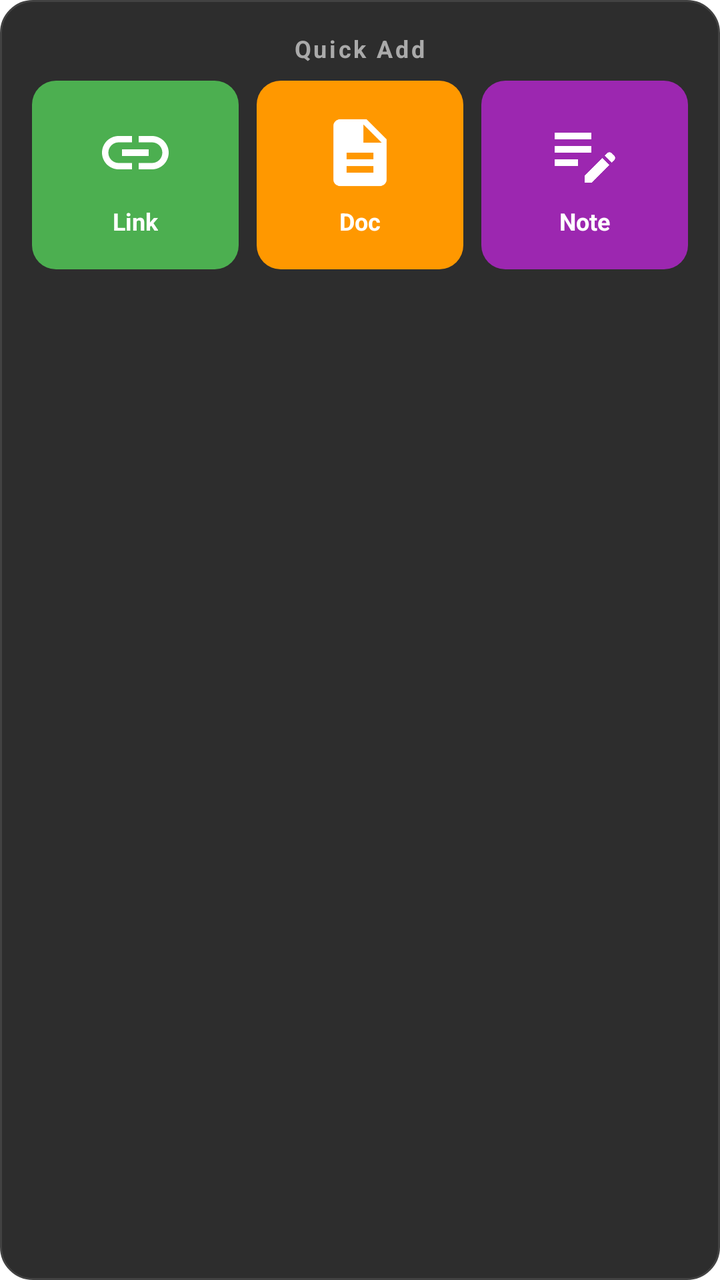
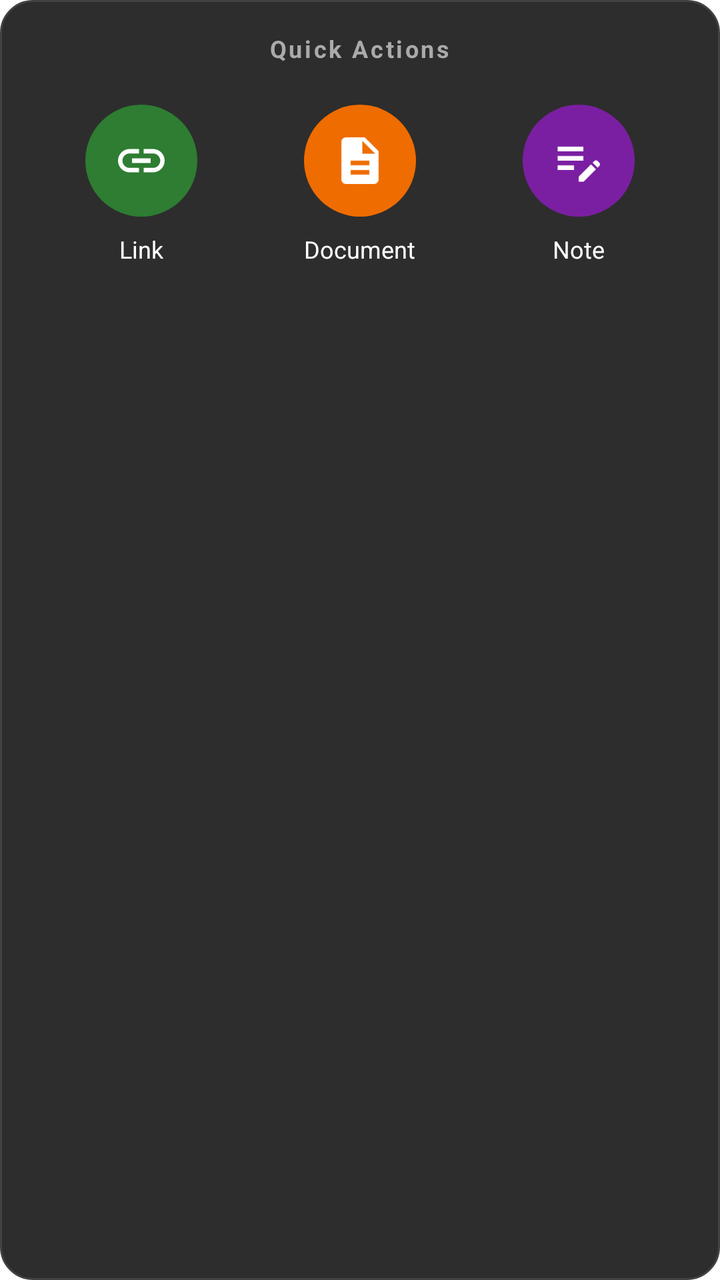

The first picture is an Android layout as it rendered before a commit; the second is the same layout after the commit. The layout source and the unified diff follow.
<!-- AndroidManifest.xml: fallback theme Theme.MaterialComponents.DayNight.NoActionBar -->
<!-- res/layout/quick_add_widget.xml -->
<?xml version="1.0" encoding="utf-8"?>
<RelativeLayout xmlns:android="http://schemas.android.com/apk/res/android"
    android:layout_width="match_parent"
    android:layout_height="match_parent"
    android:background="@drawable/widget_background"
    android:padding="16dp">

    
    <TextView
        android:id="@+id/widget_title"
        android:layout_width="wrap_content"
        android:layout_height="wrap_content"
        android:layout_centerHorizontal="true"
        android:text="Quick Add"
        android:textSize="12sp"
        android:textColor="#AAAAAA"
        android:textStyle="bold"
        android:letterSpacing="0.1"
        android:paddingBottom="8dp" />

    
    <LinearLayout
        android:layout_width="match_parent"
        android:layout_height="wrap_content"
        android:layout_below="@id/widget_title"
        android:layout_centerVertical="true"
        android:orientation="horizontal"
        android:gravity="center"
        android:weightSum="3">

        
        <FrameLayout
            android:id="@+id/add_link_button"
            android:layout_width="0dp"
            android:layout_height="wrap_content"
            android:layout_weight="1"
            android:layout_marginEnd="6dp"
            android:background="@drawable/button_card_green"
            android:padding="16dp">
            
            <LinearLayout
                android:layout_width="match_parent"
                android:layout_height="wrap_content"
                android:orientation="vertical"
                android:gravity="center">
                
                <ImageView
                    android:layout_width="40dp"
                    android:layout_height="40dp"
                    android:src="@drawable/ic_link"
                    android:contentDescription="Add Link" />
                
                <TextView
                    android:layout_width="wrap_content"
                    android:layout_height="wrap_content"
                    android:text="Link"
                    android:textSize="12sp"
                    android:textStyle="bold"
                    android:textColor="#FFFFFF"
                    android:paddingTop="6dp" />
            </LinearLayout>
        </FrameLayout>

        
        <FrameLayout
            android:id="@+id/add_document_button"
            android:layout_width="0dp"
            android:layout_height="wrap_content"
            android:layout_weight="1"
            android:layout_marginStart="3dp"
            android:layout_marginEnd="3dp"
            android:background="@drawable/button_card_orange"
            android:padding="16dp">
            
            <LinearLayout
                android:layout_width="match_parent"
                android:layout_height="wrap_content"
                android:orientation="vertical"
                android:gravity="center">
                
                <ImageView
                    android:layout_width="40dp"
                    android:layout_height="40dp"
                    android:src="@drawable/ic_document"
                    android:contentDescription="Add Document" />
                
                <TextView
                    android:layout_width="wrap_content"
                    android:layout_height="wrap_content"
                    android:text="Doc"
                    android:textSize="12sp"
                    android:textStyle="bold"
                    android:textColor="#FFFFFF"
                    android:paddingTop="6dp" />
            </LinearLayout>
        </FrameLayout>

        
        <FrameLayout
            android:id="@+id/add_note_button"
            android:layout_width="0dp"
            android:layout_height="wrap_content"
            android:layout_weight="1"
            android:layout_marginStart="6dp"
            android:background="@drawable/button_card_purple"
            android:padding="16dp">
            
            <LinearLayout
                android:layout_width="match_parent"
                android:layout_height="wrap_content"
                android:orientation="vertical"
                android:gravity="center">
                
                <ImageView
                    android:layout_width="40dp"
                    android:layout_height="40dp"
                    android:src="@drawable/ic_note"
                    android:contentDescription="Add Note" />
                
                <TextView
                    android:layout_width="wrap_content"
                    android:layout_height="wrap_content"
                    android:text="Note"
                    android:textSize="12sp"
                    android:textStyle="bold"
                    android:textColor="#FFFFFF"
                    android:paddingTop="6dp" />
            </LinearLayout>
        </FrameLayout>
    </LinearLayout>
</RelativeLayout>
<!-- resources referenced by this layout -->
<resources>
  <!-- drawable button_card_green (drawable) -->
  <?xml version="1.0" encoding="utf-8"?>
  <shape xmlns:android="http://schemas.android.com/apk/res/android"
      android:shape="rectangle">
      <solid android:color="#4CAF50" />
      <corners android:radius="12dp" />
  </shape>
  <!-- drawable button_card_orange (drawable) -->
  <?xml version="1.0" encoding="utf-8"?>
  <shape xmlns:android="http://schemas.android.com/apk/res/android"
      android:shape="rectangle">
      <solid android:color="#FF9800" />
      <corners android:radius="12dp" />
  </shape>
  <!-- drawable button_card_purple (drawable) -->
  <?xml version="1.0" encoding="utf-8"?>
  <shape xmlns:android="http://schemas.android.com/apk/res/android"
      android:shape="rectangle">
      <solid android:color="#9C27B0" />
      <corners android:radius="12dp" />
  </shape>
  <!-- drawable ic_document (drawable) -->
  <vector xmlns:android="http://schemas.android.com/apk/res/android"
      android:width="24dp"
      android:height="24dp"
      android:viewportWidth="24"
      android:viewportHeight="24"
      android:tint="#FFFFFF">
      <path
          android:fillColor="#FF000000"
          android:pathData="M14,2L6,2c-1.1,0 -1.99,0.9 -1.99,2L4,20c0,1.1 0.89,2 1.99,2L18,22c1.1,0 2,-0.9 2,-2L20,8l-6,-6zM16,18L8,18v-2h8v2zM16,14L8,14v-2h8v2zM13,9L13,3.5L18.5,9L13,9z"/>
  </vector>
  <!-- drawable ic_link (drawable) -->
  <vector xmlns:android="http://schemas.android.com/apk/res/android"
      android:width="24dp"
      android:height="24dp"
      android:viewportWidth="24"
      android:viewportHeight="24"
      android:tint="#FFFFFF">
      <path
          android:fillColor="#FF000000"
          android:pathData="M3.9,12c0,-1.71 1.39,-3.1 3.1,-3.1h4L11,7L7,7c-2.76,0 -5,2.24 -5,5s2.24,5 5,5h4v-1.9L7,15.1c-1.71,0 -3.1,-1.39 -3.1,-3.1zM8,13h8v-2L8,11v2zM17,7h-4v1.9h4c1.71,0 3.1,1.39 3.1,3.1s-1.39,3.1 -3.1,3.1h-4L13,17h4c2.76,0 5,-2.24 5,-5s-2.24,-5 -5,-5z"/>
  </vector>
  <!-- drawable ic_note (drawable) -->
  <vector xmlns:android="http://schemas.android.com/apk/res/android"
      android:width="24dp"
      android:height="24dp"
      android:viewportWidth="24"
      android:viewportHeight="24"
      android:tint="#FFFFFF">
      <path
          android:fillColor="#FF000000"
          android:pathData="M3,10h11v2L3,12zM3,8h11L14,6L3,6zM3,16h7v-2L3,14zM18.01,12.87l0.71,-0.71c0.39,-0.39 1.02,-0.39 1.41,0l0.71,0.71c0.39,0.39 0.39,1.02 0,1.41l-0.71,0.71L18.01,12.87zM17.3,13.58l-5.3,5.3L12,21h2.12l5.3,-5.3L17.3,13.58z"/>
  </vector>
  <!-- drawable widget_background (drawable) -->
  <?xml version="1.0" encoding="utf-8"?>
  <shape xmlns:android="http://schemas.android.com/apk/res/android"
      android:shape="rectangle">
      <solid android:color="#2D2D2D" />
      <corners android:radius="16dp" />
      <stroke
          android:width="1dp"
          android:color="#424242" />
  </shape>
</resources>

<!-- the commit's change to res/layout/quick_add_widget.xml (unified diff, before → after) -->
@@ -11,12 +11,13 @@
         android:layout_width="wrap_content"
         android:layout_height="wrap_content"
         android:layout_centerHorizontal="true"
-        android:text="Quick Add"
+        android:text="Quick Actions"
         android:textSize="12sp"
         android:textColor="#AAAAAA"
         android:textStyle="bold"
         android:letterSpacing="0.1"
-        android:paddingBottom="8dp" />
+        android:isAllCaps="true"
+        android:paddingBottom="12dp" />
 
     
     <LinearLayout
@@ -25,107 +26,102 @@
         android:layout_below="@id/widget_title"
         android:layout_centerVertical="true"
         android:orientation="horizontal"
-        android:gravity="center"
-        android:weightSum="3">
+        android:gravity="center">
 
         
-        <FrameLayout
+        <LinearLayout
             android:id="@+id/add_link_button"
             android:layout_width="0dp"
             android:layout_height="wrap_content"
             android:layout_weight="1"
-            android:layout_marginEnd="6dp"
-            android:background="@drawable/button_card_green"
-            android:padding="16dp">
-            
-            <LinearLayout
-                android:layout_width="match_parent"
-                android:layout_height="wrap_content"
-                android:orientation="vertical"
-                android:gravity="center">
-                
+            android:orientation="vertical"
+            android:gravity="center"
+            android:background="?attr/selectableItemBackground"
+            android:padding="8dp">
+
+            <FrameLayout
+                android:layout_width="56dp"
+                android:layout_height="56dp"
+                android:background="@drawable/circle_green">
                 <ImageView
-                    android:layout_width="40dp"
-                    android:layout_height="40dp"
+                    android:layout_width="28dp"
+                    android:layout_height="28dp"
+                    android:layout_gravity="center"
                     android:src="@drawable/ic_link"
                     android:contentDescription="Add Link" />
-                
-                <TextView
-                    android:layout_width="wrap_content"
-                    android:layout_height="wrap_content"
-                    android:text="Link"
-                    android:textSize="12sp"
-                    android:textStyle="bold"
-                    android:textColor="#FFFFFF"
-                    android:paddingTop="6dp" />
-            </LinearLayout>
-        </FrameLayout>
+            </FrameLayout>
+            
+            <TextView
+                android:layout_width="wrap_content"
+                android:layout_height="wrap_content"
+                android:text="Link"
+                android:textSize="12sp"
+                android:textColor="#FFFFFF"
+                android:layout_marginTop="8dp" />
+        </LinearLayout>
 
         
-        <FrameLayout
+        <LinearLayout
             android:id="@+id/add_document_button"
             android:layout_width="0dp"
             android:layout_height="wrap_content"
             android:layout_weight="1"
-            android:layout_marginStart="3dp"
-            android:layout_marginEnd="3dp"
-            android:background="@drawable/button_card_orange"
-            android:padding="16dp">
-            
-            <LinearLayout
-                android:layout_width="match_parent"
-                android:layout_height="wrap_content"
-                android:orientation="vertical"
-                android:gravity="center">
-                
+            android:orientation="vertical"
+            android:gravity="center"
+            android:background="?attr/selectableItemBackground"
+            android:padding="8dp">
+
+            <FrameLayout
+                android:layout_width="56dp"
+                android:layout_height="56dp"
+                android:background="@drawable/circle_orange">
                 <ImageView
-                    android:layout_width="40dp"
-                    android:layout_height="40dp"
+                    android:layout_width="28dp"
+                    android:layout_height="28dp"
+                    android:layout_gravity="center"
                     android:src="@drawable/ic_document"
                     android:contentDescription="Add Document" />
-                
-                <TextView
-                    android:layout_width="wrap_content"
-                    android:layout_height="wrap_content"
-                    android:text="Doc"
-                    android:textSize="12sp"
-                    android:textStyle="bold"
-                    android:textColor="#FFFFFF"
-                    android:paddingTop="6dp" />
-            </LinearLayout>
-        </FrameLayout>
+            </FrameLayout>
+            
+            <TextView
+                android:layout_width="wrap_content"
+                android:layout_height="wrap_content"
+                android:text="Document"
+                android:textSize="12sp"
+                android:textColor="#FFFFFF"
+                android:layout_marginTop="8dp" />
+        </LinearLayout>
 
         
-        <FrameLayout
+        <LinearLayout
             android:id="@+id/add_note_button"
             android:layout_width="0dp"
             android:layout_height="wrap_content"
             android:layout_weight="1"
-            android:layout_marginStart="6dp"
-            android:background="@drawable/button_card_purple"
-            android:padding="16dp">
-            
-            <LinearLayout
-                android:layout_width="match_parent"
-                android:layout_height="wrap_content"
-                android:orientation="vertical"
-                android:gravity="center">
-                
+            android:orientation="vertical"
+            android:gravity="center"
+            android:background="?attr/selectableItemBackground"
+            android:padding="8dp">
+
+            <FrameLayout
+                android:layout_width="56dp"
+                android:layout_height="56dp"
+                android:background="@drawable/circle_purple">
                 <ImageView
-                    android:layout_width="40dp"
-                    android:layout_height="40dp"
+                    android:layout_width="28dp"
+                    android:layout_height="28dp"
+                    android:layout_gravity="center"
                     android:src="@drawable/ic_note"
                     android:contentDescription="Add Note" />
-                
-                <TextView
-                    android:layout_width="wrap_content"
-                    android:layout_height="wrap_content"
-                    android:text="Note"
-                    android:textSize="12sp"
-                    android:textStyle="bold"
-                    android:textColor="#FFFFFF"
-                    android:paddingTop="6dp" />
-            </LinearLayout>
-        </FrameLayout>
+            </FrameLayout>
+            
+            <TextView
+                android:layout_width="wrap_content"
+                android:layout_height="wrap_content"
+                android:text="Note"
+                android:textSize="12sp"
+                android:textColor="#FFFFFF"
+                android:layout_marginTop="8dp" />
+        </LinearLayout>
     </LinearLayout>
 </RelativeLayout>
<!-- resource entries referenced after the edit -->
@@ -1,25 +1,22 @@
 <!-- resources referenced by this layout -->
 <resources>
-  <!-- drawable button_card_green (drawable) -->
+  <!-- drawable circle_green (drawable) -->
   <?xml version="1.0" encoding="utf-8"?>
   <shape xmlns:android="http://schemas.android.com/apk/res/android"
-      android:shape="rectangle">
-      <solid android:color="#4CAF50" />
-      <corners android:radius="12dp" />
+      android:shape="oval">
+      <solid android:color="#2E7D32" /> 
   </shape>
-  <!-- drawable button_card_orange (drawable) -->
+  <!-- drawable circle_orange (drawable) -->
   <?xml version="1.0" encoding="utf-8"?>
   <shape xmlns:android="http://schemas.android.com/apk/res/android"
-      android:shape="rectangle">
-      <solid android:color="#FF9800" />
-      <corners android:radius="12dp" />
+      android:shape="oval">
+      <solid android:color="#EF6C00" /> 
   </shape>
-  <!-- drawable button_card_purple (drawable) -->
+  <!-- drawable circle_purple (drawable) -->
   <?xml version="1.0" encoding="utf-8"?>
   <shape xmlns:android="http://schemas.android.com/apk/res/android"
-      android:shape="rectangle">
-      <solid android:color="#9C27B0" />
-      <corners android:radius="12dp" />
+      android:shape="oval">
+      <solid android:color="#7B1FA2" /> 
   </shape>
   <!-- drawable ic_document (drawable) -->
   <vector xmlns:android="http://schemas.android.com/apk/res/android"
